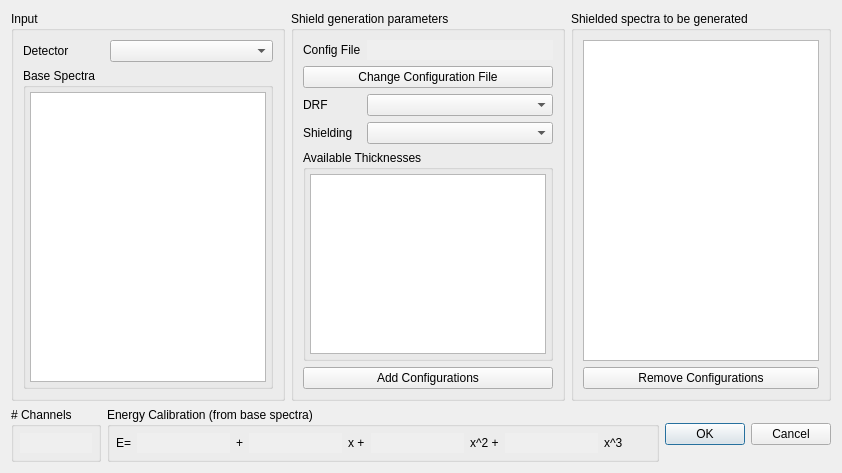
First picture: the form in src/ui/create_shielded_spectra_dialog.ui, repository llnl/RASE, before the edit.
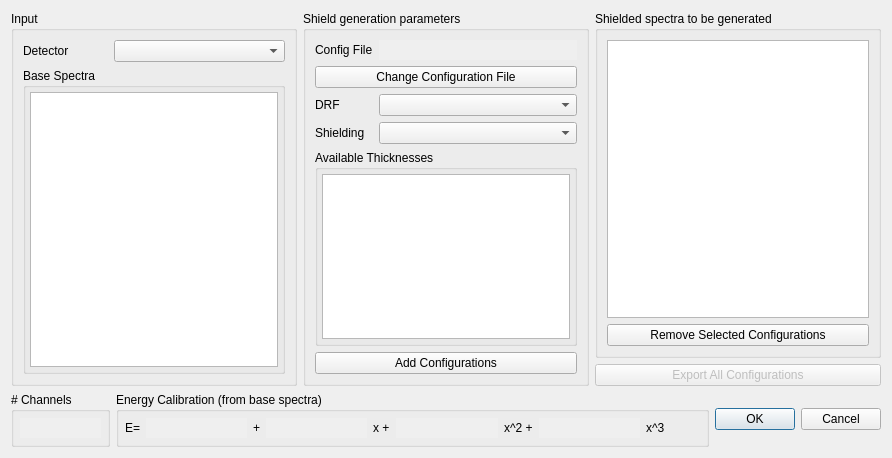
Second picture: the form after the edit.

Diff of the .ui file:
```diff
--- a/src/ui/create_shielded_spectra_dialog.ui
+++ b/src/ui/create_shielded_spectra_dialog.ui
@@ -1,13 +1,13 @@
 <?xml version="1.0" encoding="UTF-8"?>
 <ui version="4.0">
- <class>Dialog</class>
- <widget class="QDialog" name="Dialog">
+ <class>CreateShieldedBaseSpectraDialog</class>
+ <widget class="QDialog" name="CreateShieldedBaseSpectraDialog">
   <property name="geometry">
    <rect>
     <x>0</x>
     <y>0</y>
-    <width>842</width>
-    <height>473</height>
+    <width>892</width>
+    <height>458</height>
    </rect>
   </property>
   <property name="sizePolicy">
@@ -19,10 +19,8 @@
   <property name="windowTitle">
    <string>Add Shielding to Base Spectra</string>
   </property>
-  <layout class="QVBoxLayout" name="verticalLayout_3">
-   <item>
-    <layout class="QHBoxLayout" name="horizontalLayout_2">
-     <item>
+  <layout class="QGridLayout" name="gridLayout_5">
+   <item row="0" column="0">
       <widget class="QGroupBox" name="gboxInput">
        <property name="title">
         <string>Input</string>
@@ -73,7 +71,7 @@
        </layout>
       </widget>
      </item>
-     <item>
+   <item row="0" column="1">
       <widget class="QGroupBox" name="gboxGenParams">
        <property name="title">
         <string>Shield generation parameters</string>
@@ -164,34 +162,46 @@
        </layout>
       </widget>
      </item>
+   <item row="0" column="2">
+    <layout class="QVBoxLayout" name="verticalLayout_4">
      <item>
       <widget class="QGroupBox" name="gboxGenSpec">
        <property name="title">
         <string>Shielded spectra to be generated</string>
        </property>
        <layout class="QGridLayout" name="gridLayout_3">
-        <item row="0" column="0">
-         <widget class="QListView" name="lstOutSpecs">
-          <property name="selectionMode">
-           <enum>QAbstractItemView::SelectionMode::MultiSelection</enum>
-          </property>
-         </widget>
-        </item>
         <item row="1" column="0">
          <widget class="QPushButton" name="btnRemoveConfigs">
           <property name="text">
-           <string>Remove Configurations</string>
+           <string>Remove Selected Configurations</string>
           </property>
          </widget>
         </item>
-       </layout>
+        <item row="0" column="0">
+         <widget class="QListView" name="lstOutSpecs">
+          <property name="selectionMode">
+           <enum>QAbstractItemView::SelectionMode::MultiSelection</enum>
+          </property>
       </widget>
      </item>
     </layout>
+      </widget>
    </item>
    <item>
+      <widget class="QPushButton" name="btnExport">
+       <property name="enabled">
+        <bool>false</bool>
+       </property>
+       <property name="text">
+        <string>Export All Configurations</string>
+       </property>
+      </widget>
+     </item>
+    </layout>
+   </item>
+   <item row="1" column="0" colspan="3">
     <layout class="QGridLayout" name="gridLayout_6">
-     <item row="0" column="0">
+     <item row="1" column="0">
       <widget class="QGroupBox" name="groupBoxChNum">
        <property name="enabled">
         <bool>true</bool>
@@ -234,7 +244,7 @@
        </layout>
       </widget>
      </item>
-     <item row="0" column="1">
+     <item row="1" column="1">
       <widget class="QGroupBox" name="groupBoxEcal">
        <property name="sizePolicy">
         <sizepolicy hsizetype="Expanding" vsizetype="Preferred">
@@ -388,7 +398,7 @@
        </layout>
       </widget>
      </item>
-     <item row="0" column="2">
+     <item row="1" column="2">
       <widget class="QDialogButtonBox" name="buttonBox">
        <property name="orientation">
         <enum>Qt::Orientation::Horizontal</enum>
```
Left out of the diff: 4 changed lines with no effect on the pictures. Lines whose indentation alone changed are shown as unchanged.
